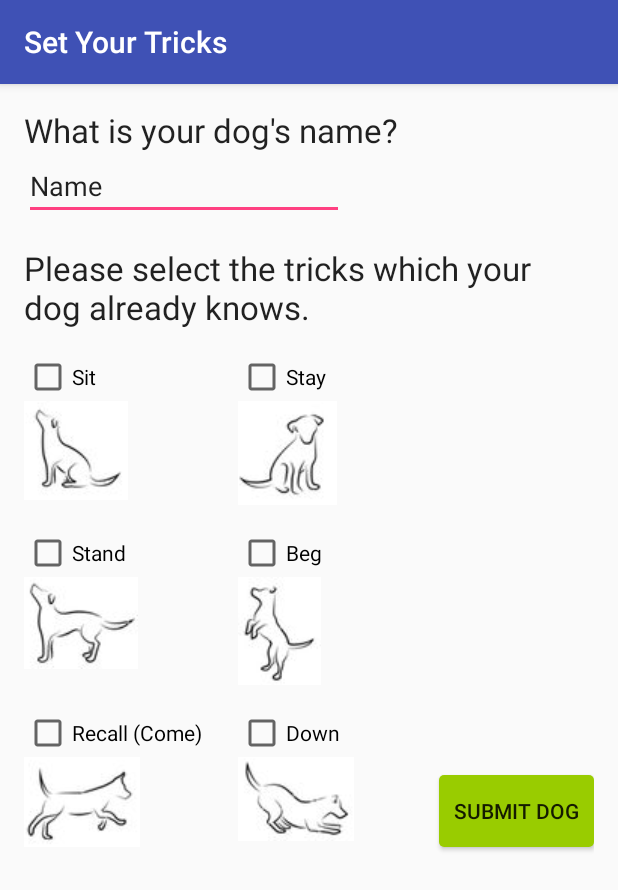
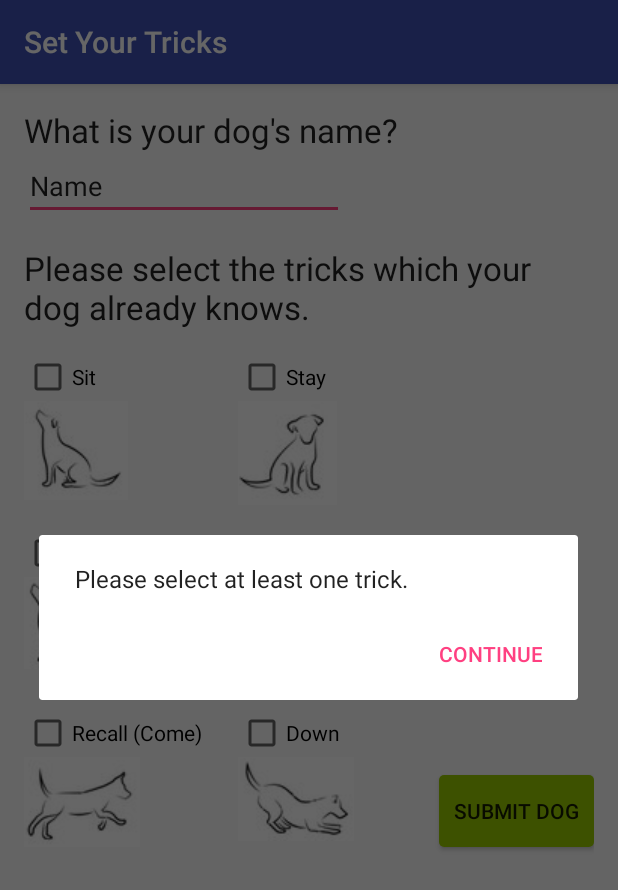
Before and after one commit to SarahFitz/cs683, an Android app: the TrickSelectionActivity screen opened directly, with no data from a screen before it, after a tap on "SUBMIT DOG", on a phone screen of 412 x 824 dp. Shown: the top 890 px of the screen. Run offline under Robolectric (Android 15) with nearby library versions, the phone set to English and light mode, and no system bars.

Commit message:
Added Alert Dialog entry in the form of error messages

```diff
--- a/app/src/main/java/com/fitzgerald/cs682/assignment1/TrickSelectionActivity.java
+++ b/app/src/main/java/com/fitzgerald/cs682/assignment1/TrickSelectionActivity.java
@@ -1,6 +1,8 @@
 package com.fitzgerald.cs682.assignment1;
 
+import android.app.AlertDialog;
 import android.content.Context;
+import android.content.DialogInterface;
 import android.content.Intent;
 import android.os.Bundle;
 import android.support.annotation.NonNull;
@@ -37,14 +39,21 @@ public class TrickSelectionActivity extends AppCompatActivity {
                     List<String> tricks = validateSubmission();
 
                     //add profile to internal file storage
-                    addDogProfile(tricks);
+                    boolean isNameValid = validateDogName();
+
 
                     //check that tricks were selected
-                    if(tricks != null && tricks.size() > 0){
+                    if((tricks != null && tricks.size() > 0) && isNameValid){
                         Log.i(TAG, "submitTrickButton onClick startActivity");
+                        addDogProfile(tricks, dogName);
                         startActivity(selectDogIntent);
+                    }else if(!isNameValid){
+                        createErrorAlert("Please provide a valid dog name.");
+                    }else if(tricks == null || tricks.size() <= 0){
+                        createErrorAlert("Please select at least one trick.");
                     }else{
-                        //TODO: some error scenario
+                        createErrorAlert("Something went wrong. " +
+                                "Please restart the app and try again.");
                     }
                 }
             });
@@ -67,7 +76,7 @@ public class TrickSelectionActivity extends AppCompatActivity {
         return tricks;
     }
 
-    private String validateDogName(){
+    private boolean validateDogName(){
         EditText dogNameField = (EditText) findViewById(R.id.dogNameField);
             if(dogNameField != null){
                 String name = dogNameField.getText().toString();
@@ -75,11 +84,30 @@ public class TrickSelectionActivity extends AppCompatActivity {
                 if(name != null && !name.isEmpty()){
                     this.dogName = name;
                 }else{
-                //TODO: some sort of error
+                    return false;
                 }
         }
 
-        return this.dogName;
+        return true;
+    }
+
+    /**
+     * Helper method to create and show error dialog messages
+     * @param message
+     */
+    private void createErrorAlert(String message){
+        // Use the Builder class for convenient dialog construction
+        AlertDialog.Builder builder = new AlertDialog.Builder(this);
+        builder.setMessage(message)
+                .setPositiveButton("Continue", new DialogInterface.OnClickListener() {
+                    public void onClick(DialogInterface dialog, int id) {
+                        dialog.cancel();
+                    }
+                });
+
+        // Create the AlertDialog object and show it
+        AlertDialog alertDialog = builder.create();
+        alertDialog.show();
     }
 
     @NonNull
@@ -95,12 +123,11 @@ public class TrickSelectionActivity extends AppCompatActivity {
         return checkBoxes;
     }
 
-    private void addDogProfile(List<String> tricks){
-        this.dogName = validateDogName();
-        Log.i(TAG, "the dog name is: "+ this.dogName);
+    private void addDogProfile(List<String> tricks, String dogName){
+        Log.i(TAG, "the dog name is: "+ dogName);
 
         String filename = "dogProfiles.txt";
-        String string = this.dogName + "," + android.text.TextUtils.join(",", tricks)+"/n";
+        String string = dogName + "," + android.text.TextUtils.join(",", tricks)+"/n";
         FileOutputStream outputStream = null;
         try {
             outputStream = openFileOutput(filename, Context.MODE_APPEND | Context.MODE_PRIVATE);
```
Also changed, not shown: app/src/main/java/com/fitzgerald/cs682/assignment1/TrickStartActivity.java (+26 -2 lines). Lines whose indentation alone changed are shown as unchanged.
